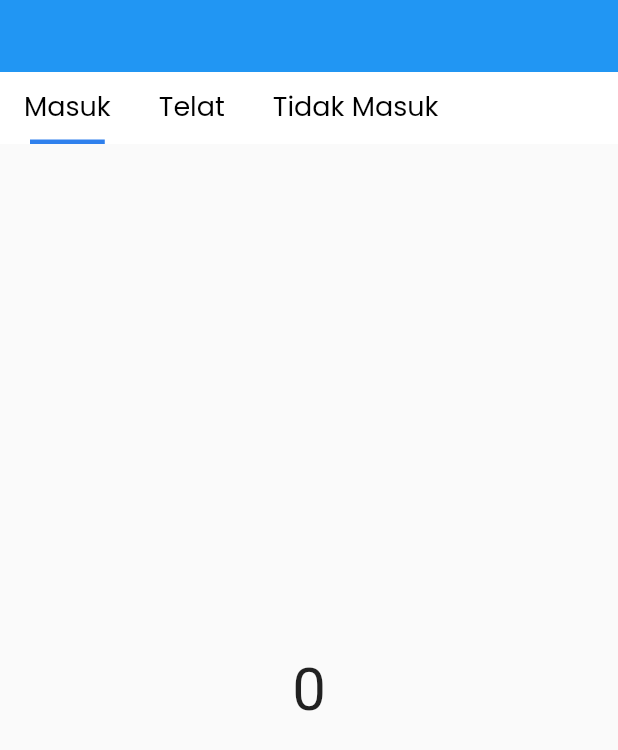
After one commit to nilsys/Flutter_School_Project, a Flutter app: the screen it shows after launch, on a phone screen of 412 x 824 dp. The commit adds this screen. Shown: the top 750 px of the screen. Run offline on Flutter 3.47's test engine with Material 2 defaults, Android fonts, the phone set to English and light mode, and no system bars; our stand-ins replace fl_chart, font_awesome_flutter, hexcolor.

Commit message:
+ TabBar Detail Absensi

```diff
--- a/lib/main.dart
+++ b/lib/main.dart
@@ -1,6 +1,6 @@
 import 'package:flutter/material.dart';
 import 'package:school/screens/screens.dart';
-import 'package:school/screens/detail_absensi.dart';
+import 'package:school/screens/tabbar_detail.dart';
 import 'package:school/utilities/constants.dart';
 
 void main() {
@@ -20,7 +20,7 @@ class MyApp extends StatelessWidget {
         dividerColor: black,
         textTheme: Typography.blackMountainView,
       ),
-      home: DetailAbsensi(),
+      home: TabBarAbsensi(),
     );
   }
 }
--- a/lib/screens/screens.dart
+++ b/lib/screens/screens.dart
@@ -1,4 +1,4 @@
 export 'login_screen.dart';
 export 'home_siswa_screen.dart';
 export 'home_guru_screen.dart';
-export 'detail_absensi.dart';
+export 'tabbar_detail.dart';
--- /dev/null
+++ b/lib/screens/tabbar_detail.dart
@@ -0,0 +1,118 @@
+import 'package:flutter/material.dart';
+import 'package:school/utilities/constants.dart';
+
+class TabBarAbsensi extends StatefulWidget {
+  TabBarAbsensi({
+    Key key,
+  }) : super(key: key);
+  @override
+  _TabBarAbsensiState createState() => _TabBarAbsensiState();
+}
+
+class _TabBarAbsensiState extends State<TabBarAbsensi>
+    with SingleTickerProviderStateMixin {
+  int tabIndex = 0;
+  final colors = [Color(0xff2f80ed), Color(0xff219653), Color(0xffeb5757)];
+  Color indicatorColor;
+  TabController _controller;
+
+  @override
+  void initState() {
+    super.initState();
+    _controller = TabController(length: 3, vsync: this)
+      ..addListener(() {
+        setState(() {
+          indicatorColor = colors[_controller.index];
+        });
+      });
+    indicatorColor = colors[0];
+  }
+
+  final _itemTb = [
+    Tab(
+      child: Text(
+        "Masuk",
+        style:
+            TextStyle(color: Colors.black, fontSize: 18, fontFamily: 'Poppins'),
+      ),
+    ),
+    Tab(
+      child: Text(
+        "Telat",
+        style:
+            TextStyle(color: Colors.black, fontSize: 18, fontFamily: 'Poppins'),
+      ),
+    ),
+    Tab(
+      child: Text(
+        "Tidak Masuk",
+        style:
+            TextStyle(color: Colors.black, fontSize: 18, fontFamily: 'Poppins'),
+      ),
+    ),
+  ];
+
+  final _itemTv = [
+    Center(
+        child: Text(
+      "0",
+      style: TextStyle(fontSize: 40),
+    )),
+    Center(
+        child: Text(
+      "1",
+      style: TextStyle(fontSize: 40),
+    )),
+    Center(
+        child: Text(
+      "2",
+      style: TextStyle(fontSize: 40),
+    )),
+  ];
+
+  TabBar tb() {
+    return TabBar(
+      controller: _controller,
+      isScrollable: true,
+      indicator: UnderlineTabIndicator(
+          borderSide: BorderSide(width: 3.0, color: indicatorColor),
+          insets: EdgeInsets.symmetric(horizontal: 20.0)),
+      tabs: _itemTb,
+    );
+  }
+
+  TabBarView tv() {
+    return TabBarView(
+      controller: _controller,
+      children: _itemTv,
+    );
+  }
+
+  MaterialApp _buildScreen() {
+    return MaterialApp(
+      home: Scaffold(
+        appBar: AppBar(
+          elevation: 0.0,
+          bottom: PreferredSize(
+              preferredSize: Size.fromHeight(tb().preferredSize.height),
+              child: Container(
+                  width: double.infinity, color: Colors.white, child: tb())),
+          toolbarHeight: 48,
+        ),
+        body: tv(),
+      ),
+    );
+  }
+
+  DefaultTabController dtc() {
+    return DefaultTabController(
+      length: 3,
+      child: _buildScreen(),
+    );
+  }
+
+  @override
+  Widget build(BuildContext context) {
+    return dtc();
+  }
+}
```
Also changed, not shown: lib/screens/detail_absensi.dart (deleted, +0 -87 lines).
